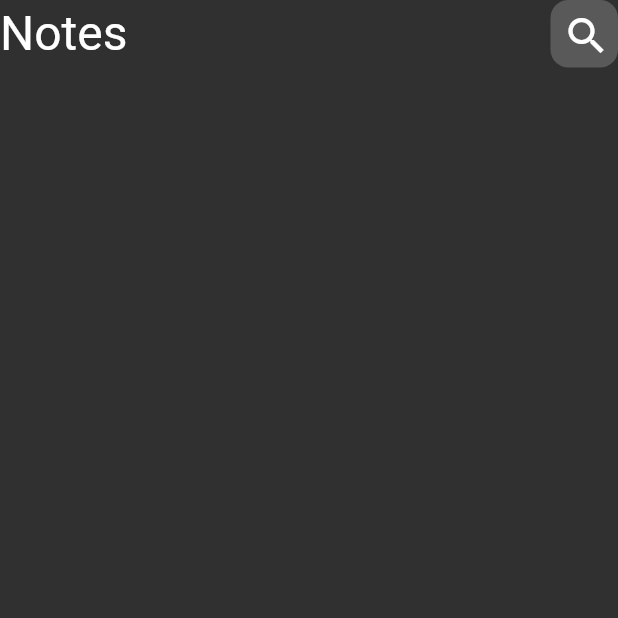
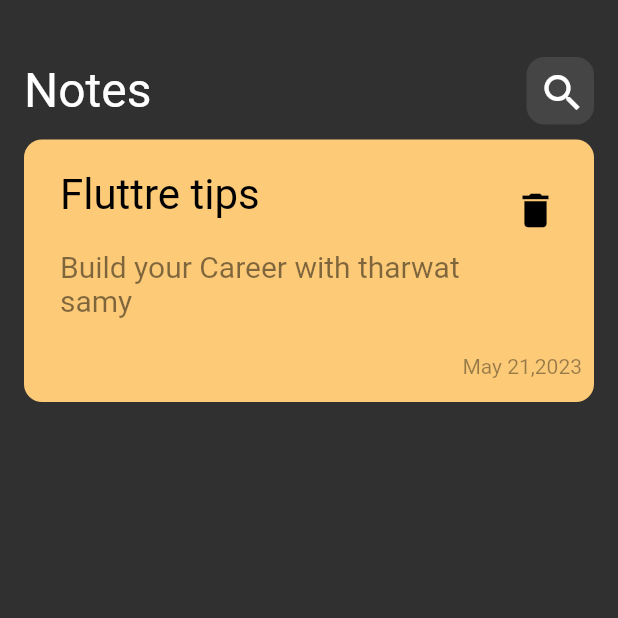
Before and after one commit to Awad-Safwat/notes_app, a Flutter app: the screen it shows after launch, on a phone screen of 412 x 824 dp, the top half of it. Run offline on Flutter 3.47's test engine with Material 2 defaults, Android fonts, the phone set to English and light mode, and no system bars.

Commit message:
created the item shape (as a note)

```diff
--- a/lib/custome_widgets/app_bar.dart
+++ b/lib/custome_widgets/app_bar.dart
@@ -8,7 +8,7 @@ class CustomAppBar extends StatelessWidget {
 
   @override
   Widget build(BuildContext context) {
-    return const Row(
+    return const  Row(
         children: [
           Text(
             'Notes',
@@ -19,6 +19,7 @@ class CustomAppBar extends StatelessWidget {
           Spacer(),
           CustomSearchIcon(),
         ],
+
     );
   }
 }
--- /dev/null
+++ b/lib/custome_widgets/item_node.dart
@@ -0,0 +1,54 @@
+import 'package:flutter/material.dart';
+
+class ItemNode extends StatelessWidget {
+  const ItemNode({super.key});
+
+  @override
+  Widget build(BuildContext context) {
+    return Container(
+      decoration: BoxDecoration(
+        borderRadius: BorderRadius.circular(12),
+        color: const Color(0xFFFDCB78),
+      ),
+      child: Padding(
+        padding: const EdgeInsets.symmetric(
+          horizontal: 8,
+          vertical: 16,
+        ),
+        child: Column(
+          crossAxisAlignment: CrossAxisAlignment.end,
+          children: [
+            ListTile(
+              title: const Text(
+                'Fluttre tips',
+                style: TextStyle(
+                  fontSize: 28,
+                  color: Colors.black,
+                ),
+              ),
+              subtitle: Padding(
+                padding: const EdgeInsets.symmetric(vertical: 20),
+                child: Text(
+                  'Build your Career with tharwat samy',
+                  style: TextStyle(
+                    fontSize: 20,
+                    color: Colors.transparent.withOpacity(0.5),
+                  ),
+                ),
+              ),
+              trailing: const Icon(
+                Icons.delete,
+                color: Colors.black,
+                size: 30,
+              ),
+            ),
+            Text(
+              'May 21,2023',
+              style: TextStyle(color: Colors.transparent.withOpacity(0.4)),
+            ),
+          ],
+        ),
+      ),
+    );
+  }
+}
--- a/lib/custome_widgets/search_icon.dart
+++ b/lib/custome_widgets/search_icon.dart
@@ -1,4 +1,5 @@
 import 'package:flutter/material.dart';
+
 class CustomSearchIcon extends StatelessWidget {
   const CustomSearchIcon({
     super.key,
@@ -10,7 +11,7 @@ class CustomSearchIcon extends StatelessWidget {
       height: 45,
       width: 45,
       decoration: BoxDecoration(
-        color: Colors.white.withOpacity(0.2),
+        color: Colors.white.withOpacity(0.1),
         borderRadius: BorderRadius.circular(12),
       ),
       child: IconButton(
--- a/lib/views/notes_home_view.dart
+++ b/lib/views/notes_home_view.dart
@@ -1,16 +1,30 @@
 import 'package:flutter/material.dart';
 
 import '../custome_widgets/app_bar.dart';
+import '../custome_widgets/item_node.dart';
 
 class NotesHomeView extends StatelessWidget {
   const NotesHomeView({super.key});
   @override
   Widget build(BuildContext context) {
     return const Scaffold(
-      body: Column(
-        children: [
-          CustomAppBar(),
-        ],
+      body: Padding(
+        padding: EdgeInsets.only(
+          top: 38,
+          right: 16,
+          left: 16,
+        ),
+        child: Column(
+          children: [
+            CustomAppBar(),
+            SizedBox(
+              height: 10,
+            ),
+            Center(
+              child: ItemNode(),
+            ),
+          ],
+        ),
       ),
     );
   }
```
Lines whose indentation alone changed are shown as unchanged.
